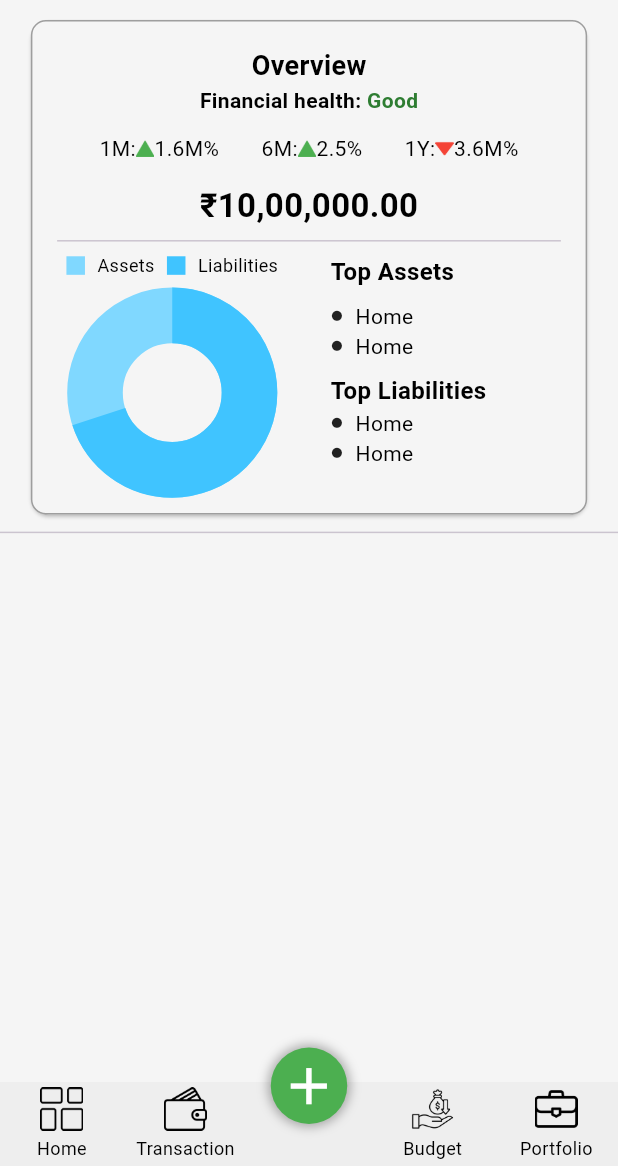
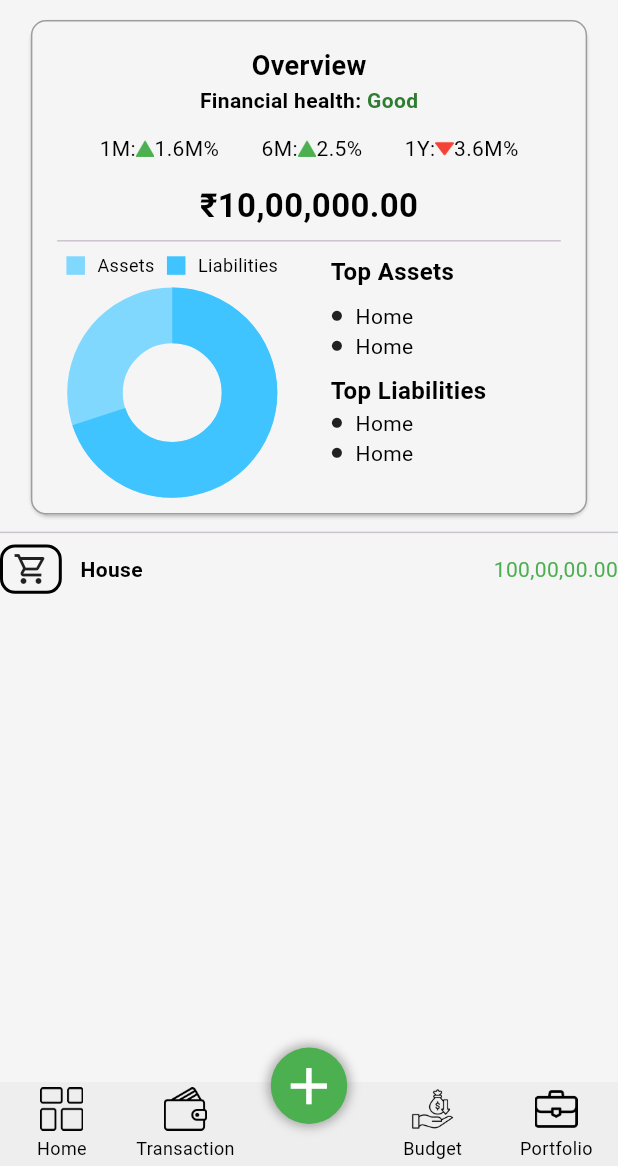
Before and after one commit to ArslanXXQazi/Finance-Tracker, a Flutter app: the screen it shows after launch, item 5 of the bottom bar chosen, on a phone screen of 412 x 824 dp, the part 70-1236 px from its top. Run offline on Flutter 3.47's test engine with Material 3 defaults, Android fonts, the phone set to English and light mode, and no system bars; drawn by our look-alikes of flutter_animate, persistent_bottom_nav_bar; our stand-ins replace fl_chart.

Commit message:
Update portfolio_nav_view.dart

```diff
--- a/finance_tracker/lib/src/views/nav_bar_view/portfolio_nav_view/portfolio_nav_view.dart
+++ b/finance_tracker/lib/src/views/nav_bar_view/portfolio_nav_view/portfolio_nav_view.dart
@@ -158,6 +158,25 @@ class PortfolioNavView extends StatelessWidget {
           ),
         ),
         Divider(),
+        Row(
+          mainAxisAlignment: MainAxisAlignment.spaceBetween,
+          children: [
+            Row(children: [
+              Container(
+                height: height*.04,
+                width: width*.1,
+                decoration: BoxDecoration(
+                  color: Colors.grey.shade100,
+                  borderRadius: BorderRadius.circular(10),
+                  border: Border.all(color: Colors.black,width: 2),
+                ),
+                child: Icon(Icons.shopping_cart_outlined),
+              ),
+              SizedBox(width: width*.03,),
+              CustomText(text: "House",fontWeight: FontWeight.bold,),
+            ],),
+           CustomText(text: '100,00,00.00',color: Colors.green,),
+          ],)
       ],)
     );
   }
```
